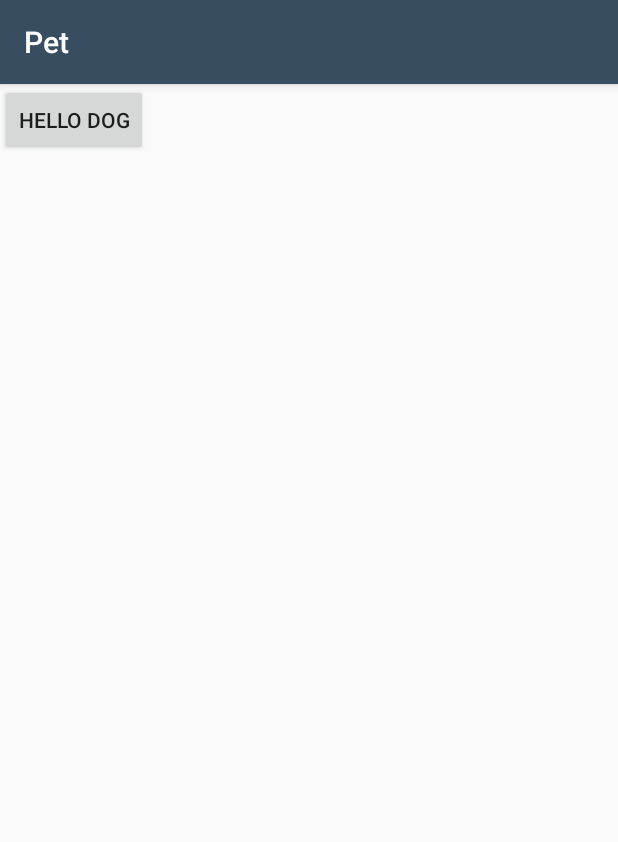
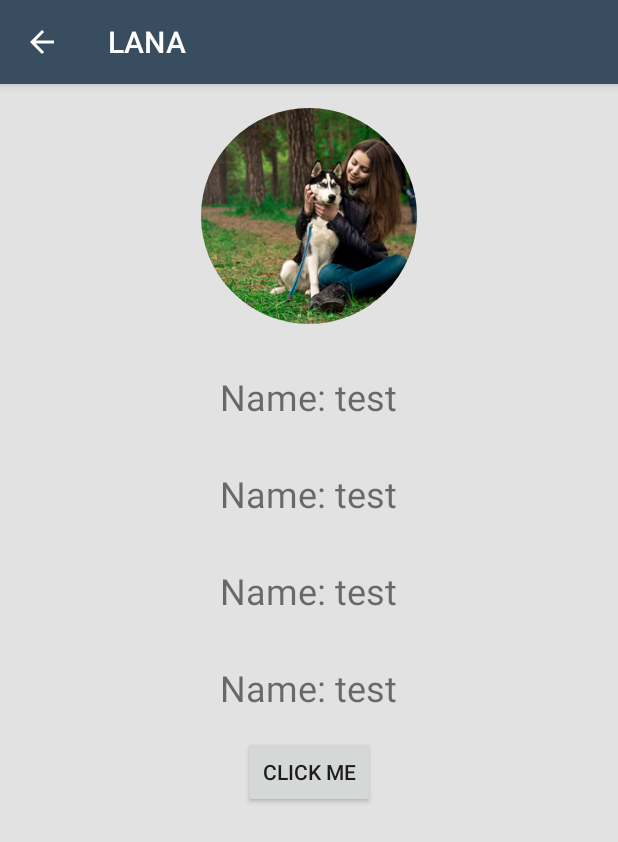
Before and after one commit to last3oy/Lana, an Android app: the ProfileActivity screen opened directly, with no data from a screen before it, on a phone screen of 412 x 824 dp. Shown: the top 842 px of the screen. Run offline under Robolectric (Android 15) with nearby library versions, the phone set to English and light mode, and no system bars; our stand-ins replace CircleImageView; 3 statements that could not run were skipped.

Commit message:
select profile and show profile

```diff
--- a/app/src/main/AndroidManifest.xml
+++ b/app/src/main/AndroidManifest.xml
@@ -41,6 +41,10 @@
         <activity android:name=".activity.BluetoothActivity" />
 
 
+        <activity android:name=".activity.SelectProfileActivity">
+
+        </activity>
+
         <activity android:name=".activity.ProfileActivity">
 
         </activity>
--- a/app/src/main/java/kmutt/senior/pet/activity/InputPetProfileActivity.java
+++ b/app/src/main/java/kmutt/senior/pet/activity/InputPetProfileActivity.java
@@ -47,7 +47,6 @@ public class InputPetProfileActivity extends AppCompatActivity implements View.O
     Button btnSummit;
     ArrayAdapter<String> adapter_breed;
     ArrayAdapter<String> adapter_size;
-    Toolbar toolbar;
     DogProfile profile;
 
     @Override
@@ -75,6 +74,7 @@ public class InputPetProfileActivity extends AppCompatActivity implements View.O
 
         getSupportActionBar().setHomeButtonEnabled(true);
         getSupportActionBar().setDisplayHomeAsUpEnabled(true);
+        getSupportActionBar().setTitle("Add my dog");
 
         BREED = getResources().getStringArray(R.array.breed);
         SIZE = getResources().getStringArray(R.array.size);
--- a/app/src/main/java/kmutt/senior/pet/activity/MainActivity.java
+++ b/app/src/main/java/kmutt/senior/pet/activity/MainActivity.java
@@ -49,13 +49,16 @@ public class MainActivity extends AppCompatActivity {
             @Override
             public boolean onNavigationItemSelected(MenuItem menuItem) {
                 int id = menuItem.getItemId();
+                Intent intent;
                 switch (id) {
                     case R.id.navItem1:
                         break;
                     case R.id.navItem2:
+                        intent = new Intent(MainActivity.this, SelectProfileActivity.class);
+                        startActivity(intent);
                         break;
                     case R.id.navItem3:
-                        Intent intent = new Intent(MainActivity.this, InputPetProfileActivity.class);
+                        intent = new Intent(MainActivity.this, InputPetProfileActivity.class);
                         startActivity(intent);
                         break;
                 }
--- a/app/src/main/java/kmutt/senior/pet/activity/ProfileActivity.java
+++ b/app/src/main/java/kmutt/senior/pet/activity/ProfileActivity.java
@@ -1,15 +1,43 @@
 package kmutt.senior.pet.activity;
 
+import android.content.Intent;
+import android.os.Bundle;
 import android.support.v7.app.AppCompatActivity;
-import android.os.Bundle;
+import android.widget.TextView;
 
+import de.hdodenhof.circleimageview.CircleImageView;
 import kmutt.senior.pet.R;
+import kmutt.senior.pet.model.DogProfile;
+import kmutt.senior.pet.service.DbBitmapUtility;
 
+/**
+ * Created by last3oy on 14/04/2016.
+ */
 public class ProfileActivity extends AppCompatActivity {
+    DogProfile mProfile;
+    TextView tvName;
+    CircleImageView pictureProfile;
 
     @Override
     protected void onCreate(Bundle savedInstanceState) {
         super.onCreate(savedInstanceState);
         setContentView(R.layout.activity_profile);
+
+        initInstances();
+    }
+
+    private void initInstances() {
+        Intent intent = getIntent();
+        getSupportActionBar().setHomeButtonEnabled(true);
+        getSupportActionBar().setDisplayHomeAsUpEnabled(true);
+
+
+        mProfile = intent.getParcelableExtra("Profile");
+        getSupportActionBar().setTitle(mProfile.getDogName());
+        tvName = (TextView) findViewById(R.id.tvName);
+        pictureProfile = (CircleImageView) findViewById(R.id.pictureProfile);
+
+        tvName.setText("Name: "+mProfile.getDogName());
+        pictureProfile.setImageBitmap(DbBitmapUtility.getImage(mProfile.getPicture()));
     }
 }
--- a/app/src/main/java/kmutt/senior/pet/adapter/DeviceListAdapter.java
+++ b/app/src/main/java/kmutt/senior/pet/adapter/DeviceListAdapter.java
@@ -9,12 +9,9 @@ import android.view.LayoutInflater;
 import android.view.View;
 import android.view.ViewGroup;
 import android.widget.BaseAdapter;
-import android.widget.Button;
-import android.widget.ListView;
 import android.widget.TextView;
 
 import java.util.ArrayList;
-import java.util.List;
 
 import kmutt.senior.pet.R;
 
--- a/app/src/main/java/kmutt/senior/pet/service/DbBitmapUtility.java
+++ b/app/src/main/java/kmutt/senior/pet/service/DbBitmapUtility.java
@@ -13,7 +13,7 @@ public class DbBitmapUtility {
     // convert from bitmap to byte array
     public static byte[] getBytes(Bitmap bitmap) {
         ByteArrayOutputStream stream = new ByteArrayOutputStream();
-        bitmap.compress(Bitmap.CompressFormat.JPEG, 0, stream);
+        bitmap.compress(Bitmap.CompressFormat.JPEG, 55, stream);
         return stream.toByteArray();
     }
 
--- a/app/src/main/res/layout/activity_profile.xml
+++ b/app/src/main/res/layout/activity_profile.xml
@@ -1,13 +1,65 @@
 <?xml version="1.0" encoding="utf-8"?>
 <RelativeLayout xmlns:android="http://schemas.android.com/apk/res/android"
-    xmlns:tools="http://schemas.android.com/tools"
     android:layout_width="match_parent"
-    android:layout_height="match_parent"
-    tools:context="kmutt.senior.pet.activity.ProfileActivity">
+    android:layout_height="match_parent">
 
-    <Button
-        android:layout_width="wrap_content"
-        android:layout_height="wrap_content"
-        android:text="Hello DOG"/>
+    <ImageView
+        android:layout_width="match_parent"
+        android:layout_height="match_parent"
+        android:alpha="0.1"
+        android:src="@android:color/black" />
+
+    <LinearLayout
+        android:layout_width="match_parent"
+        android:layout_height="match_parent"
+        android:orientation="vertical">
+
+        <de.hdodenhof.circleimageview.CircleImageView
+            android:id="@+id/pictureProfile"
+            android:layout_width="144dp"
+            android:layout_height="144dp"
+            android:layout_gravity="center"
+            android:layout_margin="@dimen/activity_vertical_margin"
+            android:src="@drawable/nav_header_bg" />
+
+        <TextView
+            android:id="@+id/tvName"
+            android:layout_width="wrap_content"
+            android:layout_height="wrap_content"
+            android:layout_gravity="center"
+            android:layout_margin="@dimen/activity_vertical_margin"
+            android:text="Name: test"
+            android:textSize="24sp" />
+
+        <TextView
+            android:layout_width="wrap_content"
+            android:layout_height="wrap_content"
+            android:layout_gravity="center"
+            android:layout_margin="@dimen/activity_vertical_margin"
+            android:text="Name: test"
+            android:textSize="24sp" />
+
+        <TextView
+            android:layout_width="wrap_content"
+            android:layout_height="wrap_content"
+            android:layout_gravity="center"
+            android:layout_margin="@dimen/activity_vertical_margin"
+            android:text="Name: test"
+            android:textSize="24sp" />
+
+        <TextView
+            android:layout_width="wrap_content"
+            android:layout_height="wrap_content"
+            android:layout_gravity="center"
+            android:layout_margin="@dimen/activity_vertical_margin"
+            android:text="Name: test"
+            android:textSize="24sp" />
+
+        <Button
+            android:layout_width="wrap_content"
+            android:layout_height="wrap_content"
+            android:layout_gravity="center"
+            android:text="Click me" />
+    </LinearLayout>
 
 </RelativeLayout>
--- a/app/src/main/res/values-v21/styles.xml
+++ /dev/null
@@ -1,2 +0,0 @@
-<resources>>
-    </resources>
--- a/app/src/main/res/values/strings.xml
+++ b/app/src/main/res/values/strings.xml
@@ -1,5 +1,5 @@
 <resources>
-    <string name="app_name">Pet</string>
+    <string name="app_name">LANA</string>
     <string name="hello_world">Hello World</string>
     <string name="logo_name">lana</string>
     <string name="btn_pair">Start Pairing</string>
@@ -35,7 +35,7 @@
     <string-array name="size">
         <item>Small (&lt;13 Kg)</item>
         <item>Medium-Large (13-40 Kg)</item>
-        <item>X-Large (&gt;40)</item>
+        <item>X-Large (&gt;40 Kg)</item>
     </string-array>
 
 
--- a/app/src/main/res/values/styles.xml
+++ b/app/src/main/res/values/styles.xml
@@ -18,8 +18,8 @@
         <item name="colorAccent">@color/colorAccent</item>
 
     </style>
-    <style name="AppTheme.AppBarOverlay" parent="ThemeOverlay.AppCompat.Dark.ActionBar" />
-    <style name="AppTheme.PopupOverlay" parent="ThemeOverlay.AppCompat.Light" />
+
+
 
 
 
```
Also changed, not shown: app/src/main/java/kmutt/senior/pet/activity/BluetoothActivity.java (+12 -23 lines), app/src/main/java/kmutt/senior/pet/activity/SelectProfileActivity.java (added, +67 -0 lines), app/src/main/java/kmutt/senior/pet/adapter/DogProfileAdapter.java (added, +75 -0 lines), app/src/main/java/kmutt/senior/pet/model/DogProfile.java (+48 -6 lines), app/src/main/java/kmutt/senior/pet/service/DatabaseHelper.java (+38 -0 lines), app/src/main/res/layout/activity_bluetooth.xml (+8 -13 lines), app/src/main/res/layout/activity_select_profile.xml (added, +15 -0 lines), app/src/main/res/layout/listitem_profile.xml (added, +29 -0 lines), app/src/main/res/menu/menu_profile.xml (added, +13 -0 lines).
